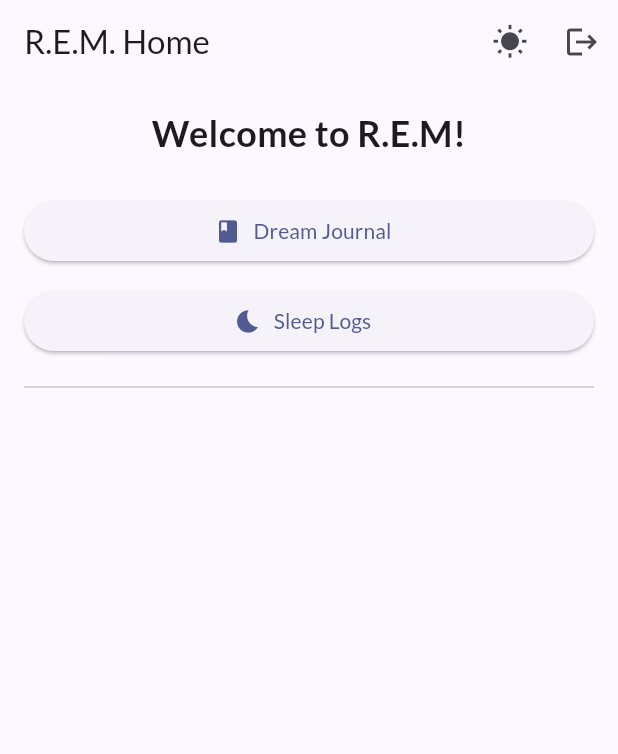
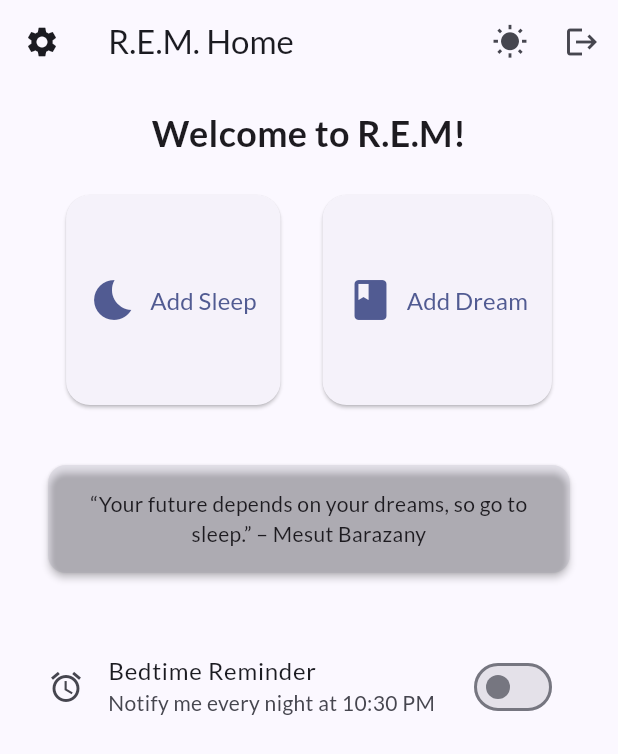
Before and after one commit to Cpos64/R.E.M., a Flutter app: the screen it shows once a user with an empty profile is signed in, on a phone screen of 412 x 824 dp. Shown: the top 754 px of the screen. Run offline on Flutter 3.47's test engine with Material 3 defaults, Android fonts, the phone set to English and light mode, and no system bars; our stand-ins replace cloud_firestore, firebase_auth, firebase_core, fl_chart, google_fonts, shared_preferences; accounts and stored records are empty; generated files the repository leaves out were written again.

Commit message:
updated home_screen with sleep quotes and cleaner buttons to get to sleep & dream logs

```diff
--- a/lib/home_screen.dart
+++ b/lib/home_screen.dart
@@ -1,9 +1,9 @@
 import 'package:flutter/material.dart';
 import 'package:firebase_auth/firebase_auth.dart';
 import 'package:shared_preferences/shared_preferences.dart';
+import 'dart:math';
 
-class HomeScreen extends StatelessWidget {
-  final FirebaseAuth _auth = FirebaseAuth.instance;
+class HomeScreen extends StatefulWidget {
   final Function(bool) toggleTheme;
   final bool isDarkTheme;
 
@@ -12,6 +12,14 @@ class HomeScreen extends StatelessWidget {
     required this.isDarkTheme,
     super.key,
   });
+
+  @override
+  State<HomeScreen> createState() => _HomeScreenState();
+}
+
+class _HomeScreenState extends State<HomeScreen> {
+  final FirebaseAuth _auth = FirebaseAuth.instance;
+  bool _reminderEnabled = false;
 
   Future<void> _logout(BuildContext context) async {
     final prefs = await SharedPreferences.getInstance();
@@ -22,19 +30,56 @@ class HomeScreen extends StatelessWidget {
     ScaffoldMessenger.of(context).showSnackBar(
       const SnackBar(content: Text('Logged out successfully')),
     );
+    // let authStateChanges propagate
     await Future.delayed(const Duration(milliseconds: 500));
   }
 
   @override
   Widget build(BuildContext context) {
+    // A handful of sleep-related quotes
+  const quotes = [
+    "“Early to bed and early to rise makes a person healthy, wealthy, and wise.” – Benjamin Franklin",
+    "“A good laugh and a long sleep are the best cures in the doctor's book.” – Irish Proverb",
+    "“Sleep is the golden chain that binds health and our bodies together.”",
+    "“Sleep is the best meditation.” – Dalai Lama",
+    "“Let her sleep, for when she wakes, she will move mountains.” – Napoleon Bonaparte",
+    "“Your future depends on your dreams, so go to sleep.” – Mesut Barazany",
+    "“Man should forget his anger before he sleeps.” – Mahatma Gandhi",
+    "“A ruffled mind makes a restless pillow.” – Charlotte Brontë",
+    "“There is a time for many words, and there is also a time for sleep.” – Homer",
+    "“A well-spent day brings happy sleep.” – Leonardo da Vinci",
+    "“Sleep is the best cure for waking troubles.” – Miguel de Cervantes",
+    "“Having peace, happiness, and healthiness is my definition of beauty. And you can’t have any of that without sleep.” – Beyonce",
+    "“The nicest thing for me is sleep. Then at least I can dream.” – Marilyn Monroe",
+    "“Sleep is the best time for me to think about my life and what I want to do.” – Taylor Swift",
+    "“We are such stuff as dreams are made on; and our little life is rounded with a sleep.” – William Shakespeare",
+    "“Finish each day before you begin the next, and interpose a solid wall of sleep between the two.” – Ralph Waldo Emerson",
+    "“Sleep might be the most important aspect of building a great business, and having a high-performing body.” – Lewis Howes",
+    "“Many things – such as loving, going to sleep, or behaving unaffectedly – are done worst when we try hardest to do them.” – C.S. Lewis",
+    "“No day is so bad it can’t be fixed with a nap.” – Carrie Snow",
+    "“It is a common experience that a problem difficult at night is resolved in the morning after the committee of sleep has worked on it.” – John Steinbeck",
+    "“There is more refreshment and stimulation in a nap, even of the briefest, than in all the alcohol ever distilled.” – Edward Lucas",
+    "“The way to a more productive, more inspired, more joyful life is getting enough sleep.” – Arianna Huffington",
+      ];
+
+  final now = DateTime.now();
+  final seed = now.year * 10000 + now.month * 100 + now.day;
+  final rng = Random(seed);
+  final quoteOfTheDay = quotes[rng.nextInt(quotes.length)];
+
     return Scaffold(
       appBar: AppBar(
+        leading: IconButton(
+          icon: const Icon(Icons.settings),
+          tooltip: 'Settings',
+          onPressed: () => Navigator.pushNamed(context, '/settings'),
+        ),
         title: const Text('R.E.M. Home'),
         actions: [
           IconButton(
-            icon: Icon(isDarkTheme ? Icons.nights_stay : Icons.wb_sunny),
+            icon: Icon(widget.isDarkTheme ? Icons.nights_stay : Icons.wb_sunny),
             tooltip: 'Toggle theme',
-            onPressed: () => toggleTheme(!isDarkTheme),
+            onPressed: () => widget.toggleTheme(!widget.isDarkTheme),
           ),
           IconButton(
             icon: const Icon(Icons.logout),
@@ -53,38 +98,64 @@ class HomeScreen extends StatelessWidget {
               textAlign: TextAlign.center,
             ),
             const SizedBox(height: 24),
-            // Version A: full-width buttons
-            SizedBox(
-              width: double.infinity,
-              child: ElevatedButton.icon(
-                icon: const Icon(Icons.book),
-                label: const Text('Dream Journal'),
-                onPressed: () => Navigator.pushNamed(context, '/dreams'),
+
+            // ─── Quick-Add Buttons ───
+      Row(
+        mainAxisAlignment: MainAxisAlignment.spaceEvenly,
+        children: [
+          ElevatedButton.icon(
+            onPressed: () => Navigator.pushNamed(context, '/sleep_logs'),
+            icon: const Icon(Icons.bedtime, size: 32),
+            label: const Text("Add Sleep", style: TextStyle(fontSize: 16)),
+            style: ElevatedButton.styleFrom(
+              minimumSize: const Size(140, 140),        // square-ish
+              padding: const EdgeInsets.all(16),         // extra tap area
+              shape: RoundedRectangleBorder(
+                borderRadius: BorderRadius.circular(16),
               ),
             ),
-            const SizedBox(height: 12),
-            SizedBox(
-              width: double.infinity,
-              child: ElevatedButton.icon(
-                icon: const Icon(Icons.bedtime),
-                label: const Text('Sleep Logs'),
-                onPressed: () => Navigator.pushNamed(context, '/sleep_logs'),
+          ),
+          ElevatedButton.icon(
+            onPressed: () => Navigator.pushNamed(context, '/dreams'),
+            icon: const Icon(Icons.book, size: 32),
+            label: const Text("Add Dream", style: TextStyle(fontSize: 16)),
+            style: ElevatedButton.styleFrom(
+              minimumSize: const Size(140, 140),
+              padding: const EdgeInsets.all(16),
+              shape: RoundedRectangleBorder(
+                borderRadius: BorderRadius.circular(16),
               ),
             ),
+          ),
+        ],
+      ),
+            const SizedBox(height: 32),
 
-            const Divider(height: 40),
+            // ─── Quote of the Day ───
+            Card(
+              color: Theme.of(context).colorScheme.secondary.withOpacity(0.1),
+              shape: RoundedRectangleBorder(borderRadius: BorderRadius.circular(12)),
+              child: Padding(
+                padding: const EdgeInsets.all(16),
+                child: Text(
+                  quoteOfTheDay,
+                  style: Theme.of(context).textTheme.bodyMedium,
+                  textAlign: TextAlign.center,
+                ),
+              ),
+            ),
+            const SizedBox(height: 32),
 
-            // Version B: ListTiles (alternative)
-            // ListTile(
-            //   leading: const Icon(Icons.book),
-            //   title: const Text('Dream Journal'),
-            //   onTap: () => Navigator.pushNamed(context, '/dreams'),
-            // ),
-            // ListTile(
-            //   leading: const Icon(Icons.bedtime),
-            //   title: const Text('Sleep Logs'),
-            //   onTap: () => Navigator.pushNamed(context, '/sleep_logs'),
-            // ),
+            // ─── Bedtime Reminder Toggle ───
+            SwitchListTile(
+              title: const Text("Bedtime Reminder"),
+              subtitle: const Text("Notify me every night at 10:30 PM"),
+              value: _reminderEnabled,
+              onChanged: (v) => setState(() => _reminderEnabled = v),
+              secondary: const Icon(Icons.alarm),
+            ),
+
+            // (navigation tiles removed – quick-add covers it now)
           ],
         ),
       ),
```
Also changed, not shown: lib/view_sleep_log_screen.dart (+87 -45 lines), 2 other files.
